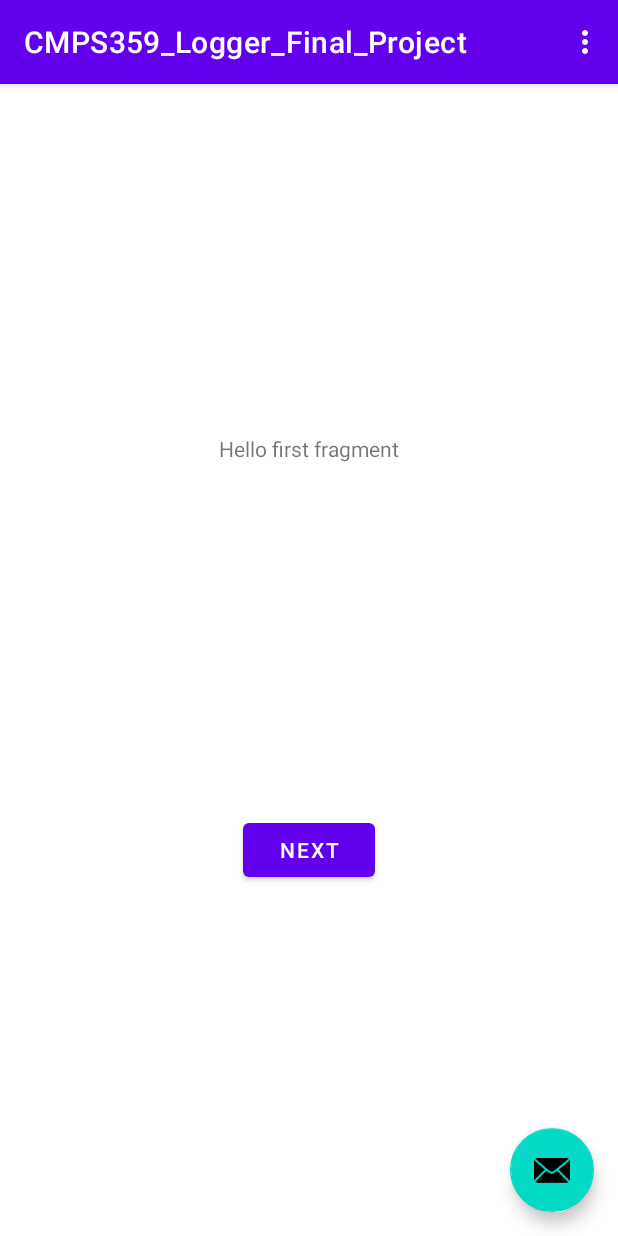
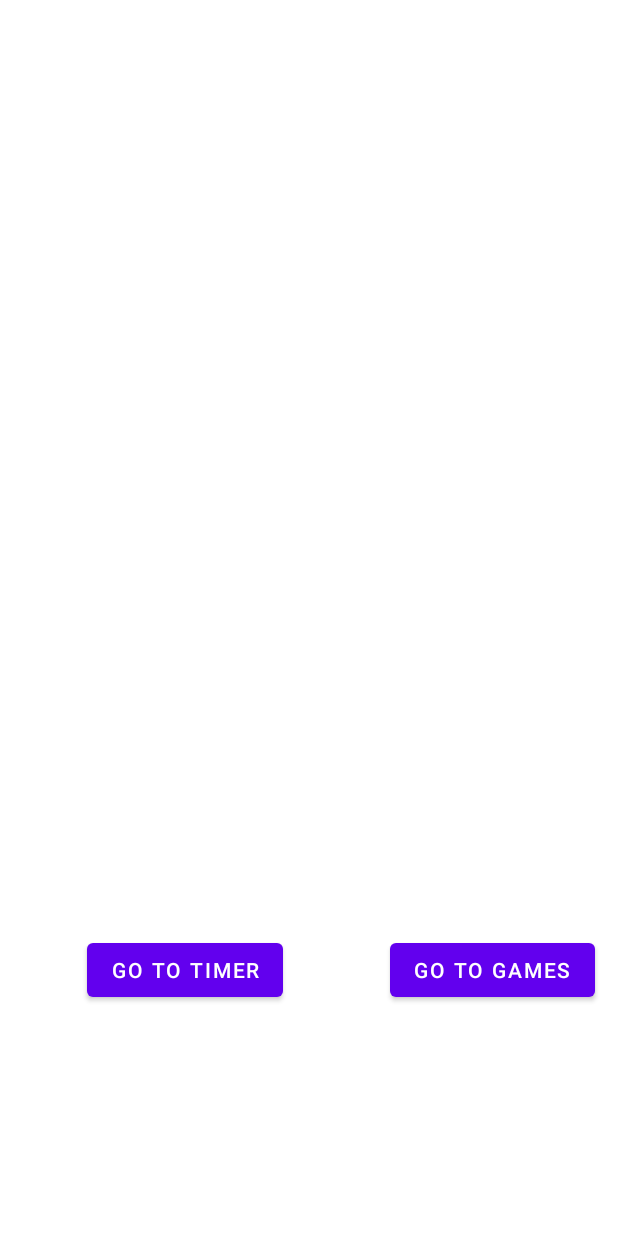
Before and after one commit to Zyjinn/CMPS359_Logger_Final_Project, an Android app: the screen it shows after launch (MainActivity), on a phone screen of 412 x 824 dp. Run offline under Robolectric (Android 15) with nearby library versions, the phone set to English and light mode, and no system bars.

Commit message:
Added navigation between HomePageFragment.kt and fragment_games.xml and fragment_timer.xml

```diff
--- a/app/build.gradle
+++ b/app/build.gradle
@@ -42,6 +42,9 @@ dependencies {
     implementation 'androidx.constraintlayout:constraintlayout:2.0.4'
     implementation 'androidx.navigation:navigation-fragment-ktx:2.3.1'
     implementation 'androidx.navigation:navigation-ui-ktx:2.3.1'
+    implementation 'androidx.legacy:legacy-support-v4:1.0.0'
+    implementation 'androidx.lifecycle:lifecycle-livedata-ktx:2.2.0'
+    implementation 'androidx.lifecycle:lifecycle-viewmodel-ktx:2.2.0'
     testImplementation 'junit:junit:4.+'
     androidTestImplementation 'androidx.test.ext:junit:1.1.2'
     androidTestImplementation 'androidx.test.espresso:espresso-core:3.3.0'
--- a/app/src/main/java/com/example/cmps359_logger_final_project/FirstFragment.kt
+++ b/app/src/main/java/com/example/cmps359_logger_final_project/FirstFragment.kt
@@ -24,8 +24,6 @@ class FirstFragment : Fragment() {
     override fun onViewCreated(view: View, savedInstanceState: Bundle?) {
         super.onViewCreated(view, savedInstanceState)
 
-        view.findViewById<Button>(R.id.button_first).setOnClickListener {
-            findNavController().navigate(R.id.action_FirstFragment_to_SecondFragment)
-        }
+
     }
 }
--- /dev/null
+++ b/app/src/main/java/com/example/cmps359_logger_final_project/HomePageFragment.kt
@@ -0,0 +1,42 @@
+package com.example.cmps359_logger_final_project
+
+import androidx.lifecycle.ViewModelProvider
+import android.os.Bundle
+import androidx.fragment.app.Fragment
+import android.view.LayoutInflater
+import android.view.View
+import android.view.ViewGroup
+import androidx.navigation.Navigation
+import kotlinx.android.synthetic.main.home_page_fragment.*
+
+class HomePageFragment : Fragment() {
+
+    companion object {
+        fun newInstance() = HomePageFragment()
+    }
+
+    private lateinit var viewModel: HomePageViewModel
+
+    override fun onCreateView(
+        inflater: LayoutInflater, container: ViewGroup?,
+        savedInstanceState: Bundle?
+    ): View? {
+        return inflater.inflate(R.layout.home_page_fragment, container, false)
+    }
+
+    override fun onActivityCreated(savedInstanceState: Bundle?) {
+        super.onActivityCreated(savedInstanceState)
+        viewModel = ViewModelProvider(this).get(HomePageViewModel::class.java)
+
+//        Goto the game fragment
+        gotoGames.setOnClickListener{
+            Navigation.findNavController(it).navigate(R.id.action_homePageFragment_to_gamesFragment)
+        }
+
+//        Goto the timer fragment
+        gotoTimer.setOnClickListener{
+            Navigation.findNavController(it).navigate(R.id.action_homePageFragment_to_timerFragment)
+        }
+    }
+
+}
--- /dev/null
+++ b/app/src/main/java/com/example/cmps359_logger_final_project/HomePageViewModel.kt
@@ -0,0 +1,7 @@
+package com.example.cmps359_logger_final_project
+
+import androidx.lifecycle.ViewModel
+
+class HomePageViewModel : ViewModel() {
+    // TODO: Implement the ViewModel
+}
--- a/app/src/main/java/com/example/cmps359_logger_final_project/MainActivity.kt
+++ b/app/src/main/java/com/example/cmps359_logger_final_project/MainActivity.kt
@@ -12,12 +12,7 @@ class MainActivity : AppCompatActivity() {
     override fun onCreate(savedInstanceState: Bundle?) {
         super.onCreate(savedInstanceState)
         setContentView(R.layout.activity_main)
-        setSupportActionBar(findViewById(R.id.toolbar))
 
-        findViewById<FloatingActionButton>(R.id.fab).setOnClickListener { view ->
-            Snackbar.make(view, "Replace with your own action", Snackbar.LENGTH_LONG)
-                    .setAction("Action", null).show()
-        }
     }
 
     override fun onCreateOptionsMenu(menu: Menu): Boolean {
--- a/app/src/main/java/com/example/cmps359_logger_final_project/SecondFragment.kt
+++ b/app/src/main/java/com/example/cmps359_logger_final_project/SecondFragment.kt
@@ -24,8 +24,5 @@ class SecondFragment : Fragment() {
     override fun onViewCreated(view: View, savedInstanceState: Bundle?) {
         super.onViewCreated(view, savedInstanceState)
 
-        view.findViewById<Button>(R.id.button_second).setOnClickListener {
-            findNavController().navigate(R.id.action_SecondFragment_to_FirstFragment)
-        }
     }
 }
--- a/app/src/main/res/layout/activity_main.xml
+++ b/app/src/main/res/layout/activity_main.xml
@@ -6,28 +6,12 @@
     android:layout_height="match_parent"
     tools:context=".MainActivity">
 
-    <com.google.android.material.appbar.AppBarLayout
+    <fragment
+        android:id="@+id/fragment2"
+        android:name="androidx.navigation.fragment.NavHostFragment"
         android:layout_width="match_parent"
-        android:layout_height="wrap_content"
-        android:theme="@style/Theme.CMPS359_Logger_Final_Project.AppBarOverlay">
-
-        <androidx.appcompat.widget.Toolbar
-            android:id="@+id/toolbar"
-            android:layout_width="match_parent"
-            android:layout_height="?attr/actionBarSize"
-            android:background="?attr/colorPrimary"
-            app:popupTheme="@style/Theme.CMPS359_Logger_Final_Project.PopupOverlay" />
-
-    </com.google.android.material.appbar.AppBarLayout>
-
-    <include layout="@layout/content_main" />
-
-    <com.google.android.material.floatingactionbutton.FloatingActionButton
-        android:id="@+id/fab"
-        android:layout_width="wrap_content"
-        android:layout_height="wrap_content"
-        android:layout_gravity="bottom|end"
-        android:layout_margin="@dimen/fab_margin"
-        app:srcCompat="@android:drawable/ic_dialog_email" />
+        android:layout_height="match_parent"
+        app:defaultNavHost="true"
+        app:navGraph="@navigation/nav_graph" />
 
 </androidx.coordinatorlayout.widget.CoordinatorLayout>
--- /dev/null
+++ b/app/src/main/res/layout/home_page_fragment.xml
@@ -0,0 +1,28 @@
+<?xml version="1.0" encoding="utf-8"?>
+<androidx.constraintlayout.widget.ConstraintLayout xmlns:android="http://schemas.android.com/apk/res/android"
+    xmlns:app="http://schemas.android.com/apk/res-auto"
+    xmlns:tools="http://schemas.android.com/tools"
+    android:id="@+id/frameLayout"
+    android:layout_width="match_parent"
+    android:layout_height="match_parent"
+    tools:context=".HomePageFragment">
+
+    <Button
+        android:id="@+id/gotoTimer"
+        android:layout_width="wrap_content"
+        android:layout_height="wrap_content"
+        android:layout_marginStart="58dp"
+        android:layout_marginBottom="153dp"
+        android:text="@string/go_to_timer"
+        app:layout_constraintBottom_toBottomOf="parent"
+        app:layout_constraintStart_toStartOf="parent" />
+
+    <Button
+        android:id="@+id/gotoGames"
+        android:layout_width="wrap_content"
+        android:layout_height="wrap_content"
+        android:layout_marginEnd="15dp"
+        android:text="@string/go_to_games"
+        app:layout_constraintBaseline_toBaselineOf="@+id/gotoTimer"
+        app:layout_constraintEnd_toEndOf="parent" />
+</androidx.constraintlayout.widget.ConstraintLayout>
--- a/app/src/main/res/navigation/nav_graph.xml
+++ b/app/src/main/res/navigation/nav_graph.xml
@@ -3,26 +3,27 @@
     xmlns:app="http://schemas.android.com/apk/res-auto"
     xmlns:tools="http://schemas.android.com/tools"
     android:id="@+id/nav_graph"
-    app:startDestination="@id/FirstFragment">
-
+    app:startDestination="@id/homePageFragment">
     <fragment
-        android:id="@+id/FirstFragment"
-        android:name="com.example.cmps359_logger_final_project.FirstFragment"
-        android:label="@string/first_fragment_label"
-        tools:layout="@layout/fragment_first">
-
+        android:id="@+id/timerFragment"
+        android:name="com.example.cmps359_logger_final_project.TimerFragment"
+        android:label="fragment_timer"
+        tools:layout="@layout/fragment_timer" />
+    <fragment
+        android:id="@+id/gamesFragment"
+        android:name="com.example.cmps359_logger_final_project.GamesFragment"
+        android:label="fragment_games"
+        tools:layout="@layout/fragment_games" />
+    <fragment
+        android:id="@+id/homePageFragment"
+        android:name="com.example.cmps359_logger_final_project.HomePageFragment"
+        android:label="home_page_fragment"
+        tools:layout="@layout/home_page_fragment" >
         <action
-            android:id="@+id/action_FirstFragment_to_SecondFragment"
-            app:destination="@id/SecondFragment" />
-    </fragment>
-    <fragment
-        android:id="@+id/SecondFragment"
-        android:name="com.example.cmps359_logger_final_project.SecondFragment"
-        android:label="@string/second_fragment_label"
-        tools:layout="@layout/fragment_second">
-
+            android:id="@+id/action_homePageFragment_to_gamesFragment"
+            app:destination="@id/gamesFragment" />
         <action
-            android:id="@+id/action_SecondFragment_to_FirstFragment"
-            app:destination="@id/FirstFragment" />
+            android:id="@+id/action_homePageFragment_to_timerFragment"
+            app:destination="@id/timerFragment" />
     </fragment>
 </navigation>
--- a/app/src/main/res/values/strings.xml
+++ b/app/src/main/res/values/strings.xml
@@ -9,4 +9,8 @@
 
     <string name="hello_first_fragment">Hello first fragment</string>
     <string name="hello_second_fragment">Hello second fragment. Arg: %1$s</string>
+    <!-- TODO: Remove or change this placeholder text -->
+    <string name="hello_blank_fragment">Hello blank fragment</string>
+    <string name="go_to_timer">Go to Timer</string>
+    <string name="go_to_games">Go to games</string>
 </resources>
```
Also changed, not shown: app/src/main/java/com/example/cmps359_logger_final_project/GamesFragment.kt (added, +59 -0 lines), app/src/main/java/com/example/cmps359_logger_final_project/TimerFragment.kt (added, +59 -0 lines), app/src/main/res/layout/fragment_games.xml (added, +14 -0 lines), app/src/main/res/layout/fragment_timer.xml (added, +14 -0 lines).
